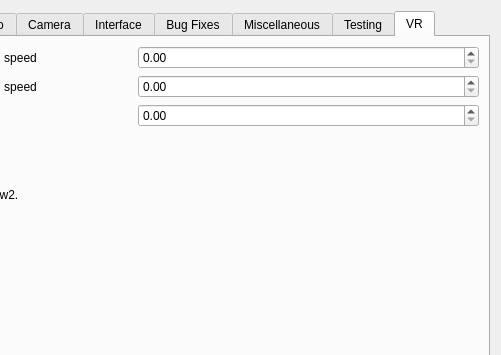
The window that files/ui/advancedpage.ui (sunhawken/openmw) describes before a commit, drawn with Qt 5; both pictures show x 231 to 732 and y 0 to 355 of the 732 by 487 pixel window.
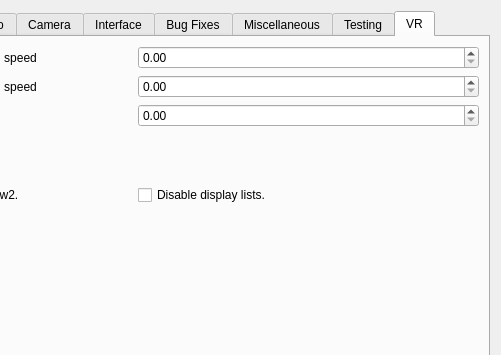
The same window after the commit. The open tabs and pages were chosen to show the change.

Commit message: Configurable display list. Doc update to reflect.

The edit to the form file:
```diff
--- a/files/ui/advancedpage.ui
+++ b/files/ui/advancedpage.ui
@@ -1426,6 +1426,16 @@
 			</property>
 		   </widget>
 		  </item>
+      <item row="5" column="1">
+        <widget class="QCheckBox" name="disableDisplayList">
+          <property name="toolTip">
+            <string>&lt;html&gt;&lt;head/&gt;&lt;body&gt;&lt;p&gt;Makes OpenMW VR disable display lists when multiview is enabled. This is necessary on some platforms to use the multiview feature, but may penalize performance. &lt;/p&gt;&lt;/body&gt;&lt;/html&gt;</string>
+          </property>
+          <property name="text">
+            <string>Disable display lists.</string>
+          </property>
+        </widget>
+      </item>
 		  <item row="6" column="0">
 		   <widget class="QCheckBox" name="preferDirectXSwapchains">
 			<property name="toolTip">
```
The commit also changes 6 other files.
